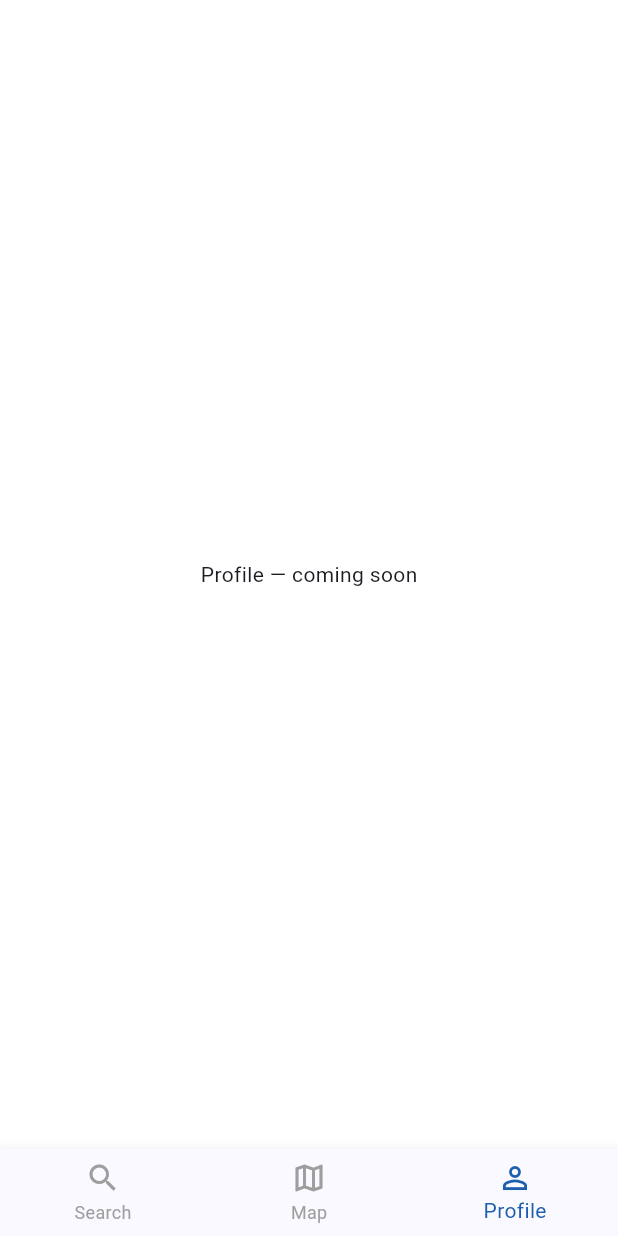
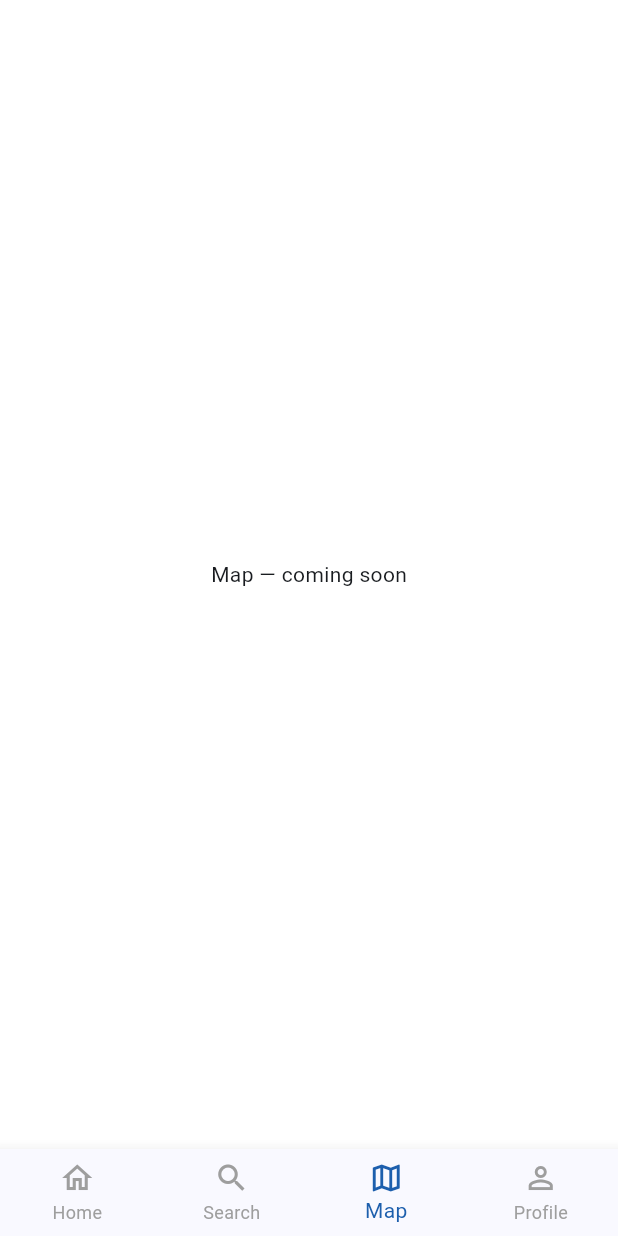
Before and after one commit to p-louis17/pharmalink, a Flutter app: the screen it shows after launch, item 3 of the bottom bar chosen, on a phone screen of 412 x 824 dp. Run offline on Flutter 3.47's test engine with Material 3 defaults, Android fonts, the phone set to English and light mode, and no system bars.

Commit message:
an update of the bottom navigation

```diff
--- a/lib/navigation/root_shell.dart
+++ b/lib/navigation/root_shell.dart
@@ -3,11 +3,14 @@ import 'package:flutter/material.dart';
 // Owns the bottom nav and swaps tab bodies with IndexedStack so each
 // tab keeps its own state and scroll position when you switch away and back.
 //
-// The three tabs below are inline placeholders. As each feature branch
-// lands, replace the placeholder with an import of the real screen, e.g.
-//   import '../features/map/screens/pharmacy_map_screen.dart';
+// The four tabs below are inline placeholders. As each feature branch
+// lands, replace the matching placeholder with an import of the real screen, e.g.
+//   import '../features/louis_map/screens/pharmacy_map_screen.dart';
 //   ...
 //   const PharmacyMapScreen(),
+//
+// Note: blessing_pharmacy_detail is NOT a tab — it's a detail screen
+// pushed (Navigator.push) from Home, Search, or Map when a pharmacy is tapped.
 class RootShell extends StatefulWidget {
   const RootShell({super.key});
 
@@ -19,9 +22,10 @@ class _RootShellState extends State<RootShell> {
   int _selectedIndex = 0;
 
   static const _tabs = [
-    _PlaceholderTab(label: 'Search'),
-    _PlaceholderTab(label: 'Map'),
-    _PlaceholderTab(label: 'Profile'),
+    _PlaceholderTab(label: 'Home'),     // ralph_home
+    _PlaceholderTab(label: 'Search'),   // faith_search_detail
+    _PlaceholderTab(label: 'Map'),      // louis_map
+    _PlaceholderTab(label: 'Profile'),  // raquel_profile
   ];
 
   @override
@@ -33,6 +37,7 @@ class _RootShellState extends State<RootShell> {
         onTap: (index) => setState(() => _selectedIndex = index),
         type: BottomNavigationBarType.fixed,
         items: const [
+          BottomNavigationBarItem(icon: Icon(Icons.home_outlined), label: 'Home'),
           BottomNavigationBarItem(icon: Icon(Icons.search), label: 'Search'),
           BottomNavigationBarItem(icon: Icon(Icons.map_outlined), label: 'Map'),
           BottomNavigationBarItem(icon: Icon(Icons.person_outline), label: 'Profile'),
```
